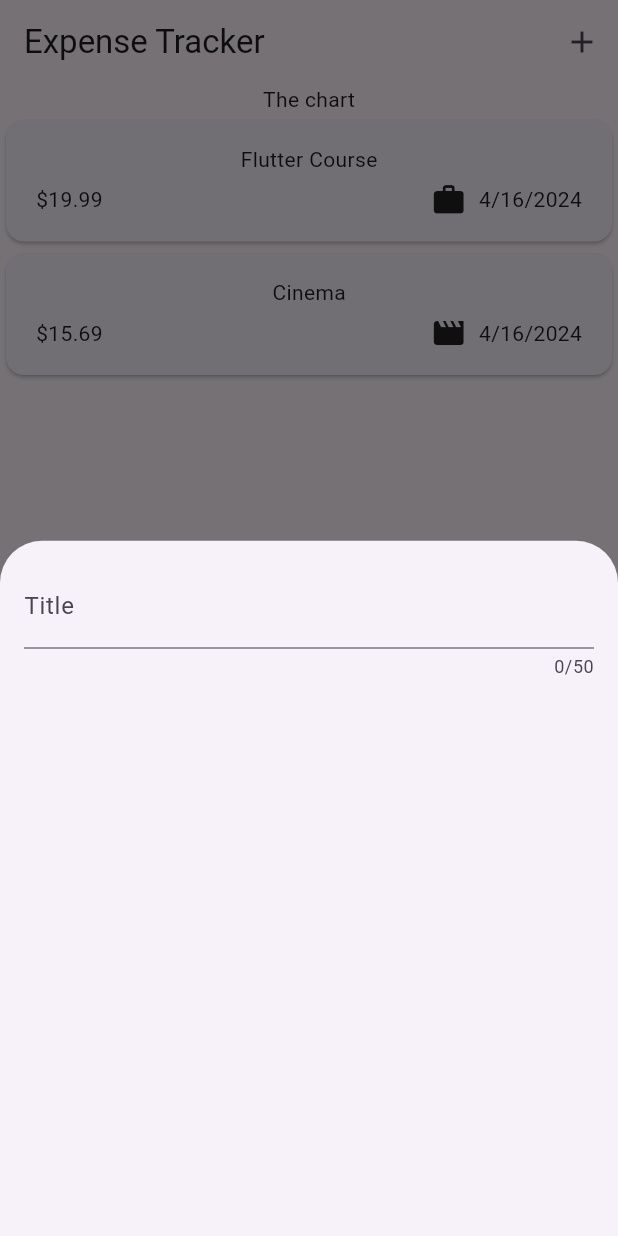
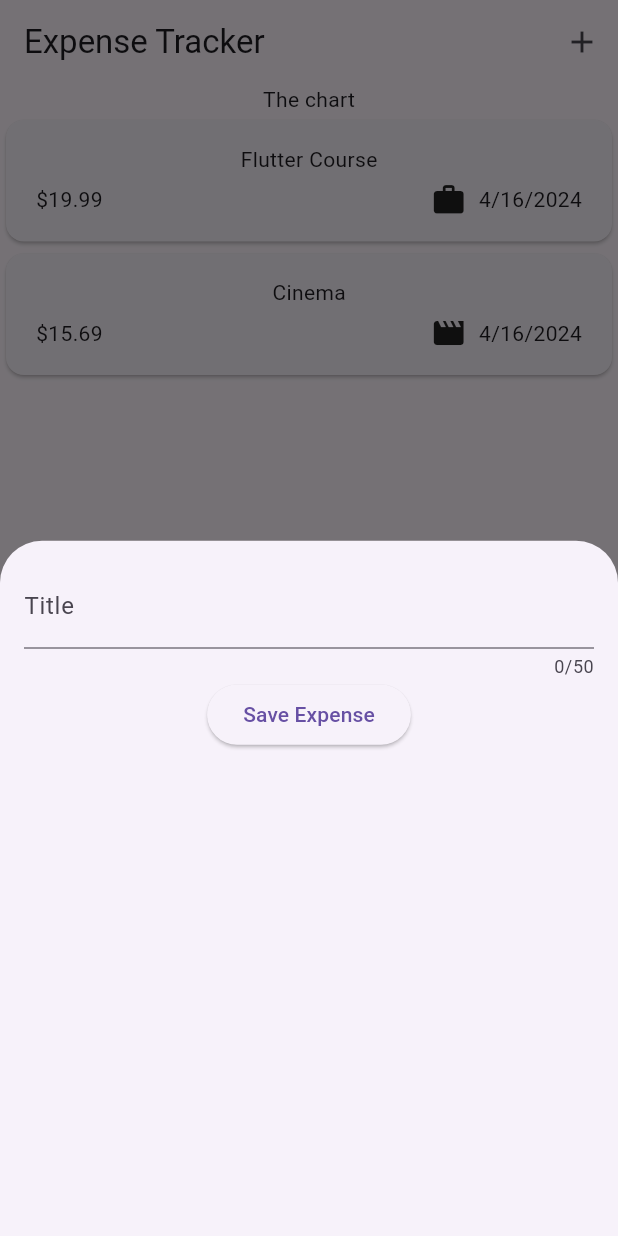
Before and after one commit to BorokiniofDevs/expense_tracker, a Flutter app: the screen it shows after launch, after a tap on the "add" icon, on a phone screen of 412 x 824 dp. Run offline on Flutter 3.47's test engine with Material 3 defaults, Android fonts, the phone set to English and light mode, and no system bars.

Commit message:
recieve input from textfield on debug console

```diff
--- a/lib/widgets/new_expense.dart
+++ b/lib/widgets/new_expense.dart
@@ -9,16 +9,28 @@ class NewExpense extends StatefulWidget {
 }
 
 class _NewExpenseState extends State<NewExpense> {
+  var _enteredTitle = '';
+
+  void _saveTitleInput(String inputValue) {
+    _enteredTitle = inputValue;
+  }
+
   @override
   Widget build(BuildContext context) {
-    return const Padding(
-      padding: EdgeInsets.all(16.0),
+    return Padding(
+      padding: const EdgeInsets.all(16.0),
       child: Column(
         children: [
           TextField(
+            onChanged: _saveTitleInput,
             maxLength: 50,
-            decoration: InputDecoration(label: Text('Title')),
+            decoration: const InputDecoration(label: Text('Title')),
           ),
+          ElevatedButton(
+              onPressed: () {
+                print(_enteredTitle);
+              },
+              child: const Text('Save Expense'))
         ],
       ),
     );
```
